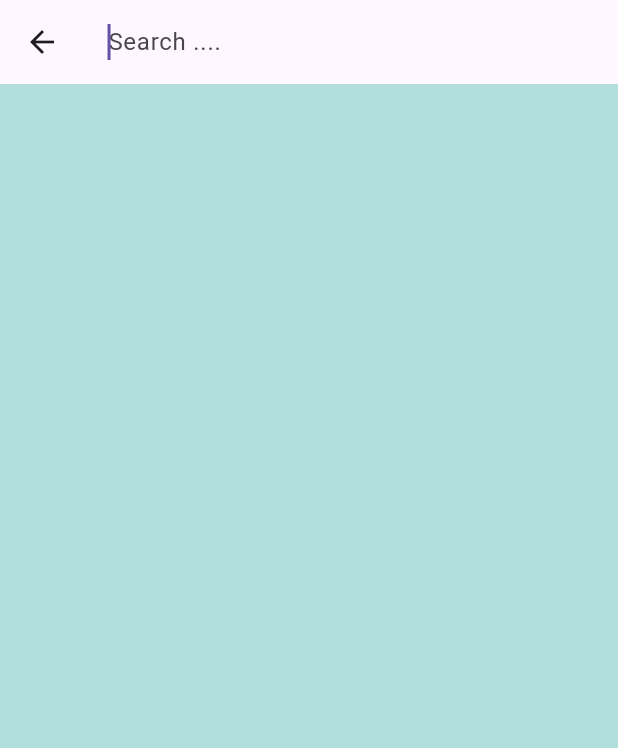
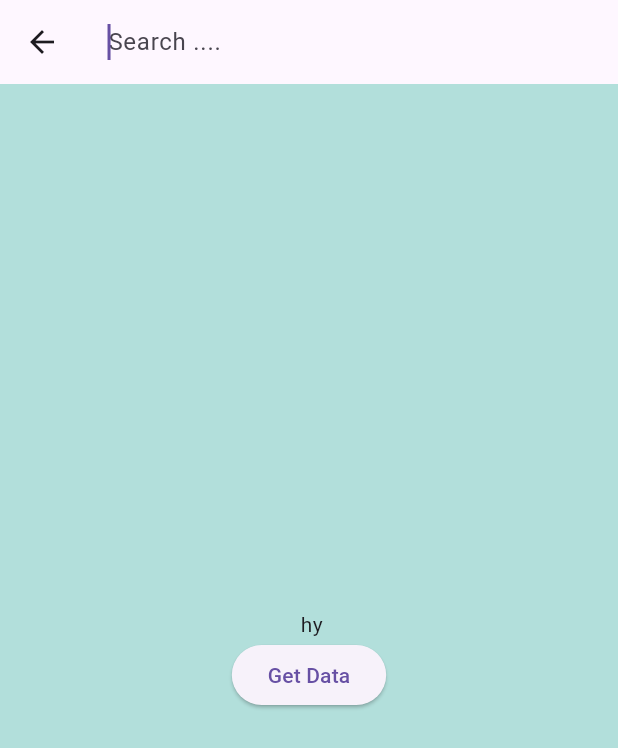
Before and after one commit to AmanSinghThakur01/Shopy, a Flutter app: the Searchpage screen opened by its route, on a phone screen of 412 x 824 dp. Shown: the top 748 px of the screen. Run offline on Flutter 3.47's test engine with Material 3 defaults, Android fonts, the phone set to English and light mode, and no system bars; our stand-ins replace google_nav_bar; network calls fail.

```diff
--- a/lib/Screens/Searchpage.dart
+++ b/lib/Screens/Searchpage.dart
@@ -1,12 +1,18 @@
 import 'package:flutter/material.dart';
+import 'package:http/http.dart' as http ;
+import 'dart:convert';
+
+
+import '../services/Api_services.dart';
 class Searchpage extends StatefulWidget {
   const Searchpage({super.key});
-
   @override
   State<Searchpage> createState() => _SearchpageState();
 }
 
 class _SearchpageState extends State<Searchpage> {
+
+
   @override
   Widget build(BuildContext context) {
     return Scaffold(
@@ -20,7 +26,15 @@ class _SearchpageState extends State<Searchpage> {
           ),
         ),
       ),
-      body: Container(), // Search results
+      body: Center(
+        child: Column(
+          mainAxisAlignment: MainAxisAlignment.center,
+          children: [
+            Text(" hy"),
+            ElevatedButton(onPressed: Api.GetData, child: Text('Get Data'), )
+          ],
+        ),
+      ), // Search results
     );
   }
 }
--- /dev/null
+++ b/lib/model/model.dart
@@ -0,0 +1,273 @@
+// To parse this JSON data, do
+//
+//     final welcome = welcomeFromJson(jsonString);
+
+import 'dart:convert';
+
+Welcome welcomeFromJson(String str) => Welcome.fromJson(json.decode(str));
+
+String welcomeToJson(Welcome data) => json.encode(data.toJson());
+
+class Welcome {
+  List<Product> products;
+  int total;
+  int skip;
+  int limit;
+
+  Welcome({
+    required this.products,
+    required this.total,
+    required this.skip,
+    required this.limit,
+  });
+
+  factory Welcome.fromJson(Map<String, dynamic> json) => Welcome(
+    products: List<Product>.from(json["products"].map((x) => Product.fromJson(x))),
+    total: json["total"],
+    skip: json["skip"],
+    limit: json["limit"],
+  );
+
+  Map<String, dynamic> toJson() => {
+    "products": List<dynamic>.from(products.map((x) => x.toJson())),
+    "total": total,
+    "skip": skip,
+    "limit": limit,
+  };
+}
+
+class Product {
+  int id;
+  String title;
+  String description;
+  Category category;
+  double price;
+  double discountPercentage;
+  double rating;
+  int stock;
+  List<String> tags;
+  String? brand;
+  String sku;
+  int weight;
+  Dimensions dimensions;
+  String warrantyInformation;
+  String shippingInformation;
+  AvailabilityStatus availabilityStatus;
+  List<Review> reviews;
+  ReturnPolicy returnPolicy;
+  int minimumOrderQuantity;
+  Meta meta;
+  List<String> images;
+  String thumbnail;
+
+  Product({
+    required this.id,
+    required this.title,
+    required this.description,
+    required this.category,
+    required this.price,
+    required this.discountPercentage,
+    required this.rating,
+    required this.stock,
+    required this.tags,
+    this.brand,
+    required this.sku,
+    required this.weight,
+    required this.dimensions,
+    required this.warrantyInformation,
+    required this.shippingInformation,
+    required this.availabilityStatus,
+    required this.reviews,
+    required this.returnPolicy,
+    required this.minimumOrderQuantity,
+    required this.meta,
+    required this.images,
+    required this.thumbnail,
+  });
+
+  factory Product.fromJson(Map<String, dynamic> json) => Product(
+    id: json["id"],
+    title: json["title"],
+    description: json["description"],
+    category: categoryValues.map[json["category"]]!,
+    price: json["price"]?.toDouble(),
+    discountPercentage: json["discountPercentage"]?.toDouble(),
+    rating: json["rating"]?.toDouble(),
+    stock: json["stock"],
+    tags: List<String>.from(json["tags"].map((x) => x)),
+    brand: json["brand"],
+    sku: json["sku"],
+    weight: json["weight"],
+    dimensions: Dimensions.fromJson(json["dimensions"]),
+    warrantyInformation: json["warrantyInformation"],
+    shippingInformation: json["shippingInformation"],
+    availabilityStatus: availabilityStatusValues.map[json["availabilityStatus"]]!,
+    reviews: List<Review>.from(json["reviews"].map((x) => Review.fromJson(x))),
+    returnPolicy: returnPolicyValues.map[json["returnPolicy"]]!,
+    minimumOrderQuantity: json["minimumOrderQuantity"],
+    meta: Meta.fromJson(json["meta"]),
+    images: List<String>.from(json["images"].map((x) => x)),
+    thumbnail: json["thumbnail"],
+  );
+
+  Map<String, dynamic> toJson() => {
+    "id": id,
+    "title": title,
+    "description": description,
+    "category": categoryValues.reverse[category],
+    "price": price,
+    "discountPercentage": discountPercentage,
+    "rating": rating,
+    "stock": stock,
+    "tags": List<dynamic>.from(tags.map((x) => x)),
+    "brand": brand,
+    "sku": sku,
+    "weight": weight,
+    "dimensions": dimensions.toJson(),
+    "warrantyInformation": warrantyInformation,
+    "shippingInformation": shippingInformation,
+    "availabilityStatus": availabilityStatusValues.reverse[availabilityStatus],
+    "reviews": List<dynamic>.from(reviews.map((x) => x.toJson())),
+    "returnPolicy": returnPolicyValues.reverse[returnPolicy],
+    "minimumOrderQuantity": minimumOrderQuantity,
+    "meta": meta.toJson(),
+    "images": List<dynamic>.from(images.map((x) => x)),
+    "thumbnail": thumbnail,
+  };
+}
+
+enum AvailabilityStatus {
+  IN_STOCK,
+  LOW_STOCK
+}
+
+final availabilityStatusValues = EnumValues({
+  "In Stock": AvailabilityStatus.IN_STOCK,
+  "Low Stock": AvailabilityStatus.LOW_STOCK
+});
+
+enum Category {
+  BEAUTY,
+  FRAGRANCES,
+  FURNITURE,
+  GROCERIES
+}
+
+final categoryValues = EnumValues({
+  "beauty": Category.BEAUTY,
+  "fragrances": Category.FRAGRANCES,
+  "furniture": Category.FURNITURE,
+  "groceries": Category.GROCERIES
+});
+
+class Dimensions {
+  double width;
+  double height;
+  double depth;
+
+  Dimensions({
+    required this.width,
+    required this.height,
+    required this.depth,
+  });
+
+  factory Dimensions.fromJson(Map<String, dynamic> json) => Dimensions(
+    width: json["width"]?.toDouble(),
+    height: json["height"]?.toDouble(),
+    depth: json["depth"]?.toDouble(),
+  );
+
+  Map<String, dynamic> toJson() => {
+    "width": width,
+    "height": height,
+    "depth": depth,
+  };
+}
+
+class Meta {
+  DateTime createdAt;
+  DateTime updatedAt;
+  String barcode;
+  String qrCode;
+
+  Meta({
+    required this.createdAt,
+    required this.updatedAt,
+    required this.barcode,
+    required this.qrCode,
+  });
+
+  factory Meta.fromJson(Map<String, dynamic> json) => Meta(
+    createdAt: DateTime.parse(json["createdAt"]),
+    updatedAt: DateTime.parse(json["updatedAt"]),
+    barcode: json["barcode"],
+    qrCode: json["qrCode"],
+  );
+
+  Map<String, dynamic> toJson() => {
+    "createdAt": createdAt.toIso8601String(),
+    "updatedAt": updatedAt.toIso8601String(),
+    "barcode": barcode,
+    "qrCode": qrCode,
+  };
+}
+
+enum ReturnPolicy {
+  NO_RETURN_POLICY,
+  THE_30_DAYS_RETURN_POLICY,
+  THE_60_DAYS_RETURN_POLICY,
+  THE_7_DAYS_RETURN_POLICY,
+  THE_90_DAYS_RETURN_POLICY
+}
+
+final returnPolicyValues = EnumValues({
+  "No return policy": ReturnPolicy.NO_RETURN_POLICY,
+  "30 days return policy": ReturnPolicy.THE_30_DAYS_RETURN_POLICY,
+  "60 days return policy": ReturnPolicy.THE_60_DAYS_RETURN_POLICY,
+  "7 days return policy": ReturnPolicy.THE_7_DAYS_RETURN_POLICY,
+  "90 days return policy": ReturnPolicy.THE_90_DAYS_RETURN_POLICY
+});
+
+class Review {
+  int rating;
+  String comment;
+  DateTime date;
+  String reviewerName;
+  String reviewerEmail;
+
+  Review({
+    required this.rating,
+    required this.comment,
+    required this.date,
+    required this.reviewerName,
+    required this.reviewerEmail,
+  });
+
+  factory Review.fromJson(Map<String, dynamic> json) => Review(
+    rating: json["rating"],
+    comment: json["comment"],
+    date: DateTime.parse(json["date"]),
+    reviewerName: json["reviewerName"],
+    reviewerEmail: json["reviewerEmail"],
+  );
+
+  Map<String, dynamic> toJson() => {
+    "rating": rating,
+    "comment": comment,
+    "date": date.toIso8601String(),
+    "reviewerName": reviewerName,
+    "reviewerEmail": reviewerEmail,
+  };
+}
+
+class EnumValues<T> {
+  Map<String, T> map;
+  late Map<T, String> reverseMap;
+
+  EnumValues(this.map);
+
+  Map<T, String> get reverse {
+    reverseMap = map.map((k, v) => MapEntry(v, k));
+    return reverseMap;
+  }
+}
--- /dev/null
+++ b/lib/services/Api_services.dart
@@ -0,0 +1,15 @@
+import 'package:http/http.dart' as http;
+import 'dart:convert';
+
+class Api {
+  static Future<void> GetData() async {
+    final response = await http.get(Uri.parse('https://dummyjson.com/products'));
+    if (response.statusCode==200){
+      final Product = json.decode(response.body);
+      print(Product);
+    }
+    else {
+      print("request faileed");
+    }
+  }
+}
--- a/pubspec.yaml
+++ b/pubspec.yaml
@@ -28,13 +28,16 @@ environment:
 # the latest version available on pub.dev. To see which dependencies have newer
 # versions available, run `flutter pub outdated`.
 dependencies:
+
   flutter:
     sdk: flutter
+
 
   # The following adds the Cupertino Icons font to your application.
   # Use with the CupertinoIcons class for iOS style icons.
   cupertino_icons: ^1.0.8
   google_nav_bar: ^5.0.6
+  http: ^1.5.0
 
 
 dev_dependencies:
```
Also changed, not shown: lib/Screens/Home_screen.dart (+13 -1 lines), pubspec.lock.
